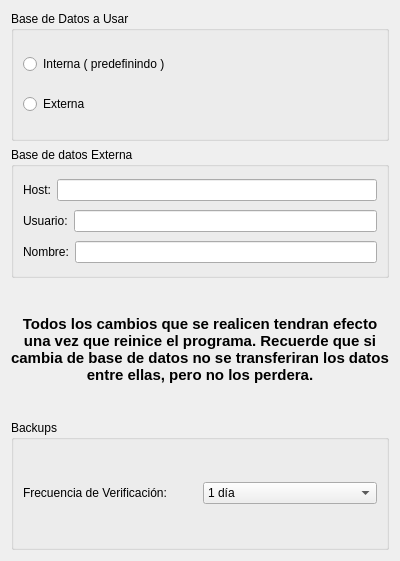
First picture: the form in trunk/src/ForPrefDb.ui, repository chungote/gestotux, before the edit.
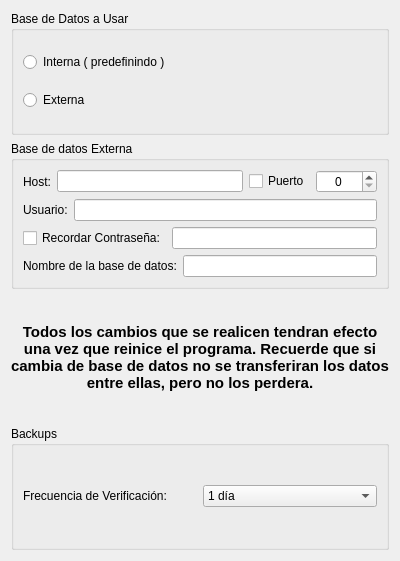
Second picture: the form after the edit.

Diff of the .ui file:
```diff
--- a/trunk/src/ForPrefDb.ui
+++ b/trunk/src/ForPrefDb.ui
@@ -55,7 +55,27 @@
          </widget>
         </item>
         <item>
-         <widget class="QLineEdit" name="LEHost" />
+         <widget class="QLineEdit" name="LEHost"/>
+        </item>
+        <item>
+         <widget class="QCheckBox" name="CkBPuerto">
+          <property name="text">
+           <string>Puerto</string>
+          </property>
+         </widget>
+        </item>
+        <item>
+         <widget class="QSpinBox" name="SBPuerto">
+          <property name="frame">
+           <bool>true</bool>
+          </property>
+          <property name="alignment">
+           <set>Qt::AlignCenter</set>
+          </property>
+          <property name="maximum">
+           <number>99999</number>
+          </property>
+         </widget>
         </item>
        </layout>
       </item>
@@ -77,13 +97,31 @@
        </layout>
       </item>
       <item>
-       <layout class="QHBoxLayout" name="horizontalLayout" >
+       <layout class="QHBoxLayout" name="horizontalLayout_5">
         <item>
-         <widget class="QLabel" name="label_3" >
-          <property name="text" >
-           <string>Nombre:</string>
+         <widget class="QCheckBox" name="CkBPass">
+          <property name="text">
+           <string>Recordar Contraseña:</string>
           </property>
-          <property name="buddy" >
+         </widget>
+        </item>
+        <item>
+         <widget class="QLineEdit" name="LEPass">
+          <property name="echoMode">
+           <enum>QLineEdit::Password</enum>
+          </property>
+         </widget>
+        </item>
+       </layout>
+      </item>
+      <item>
+       <layout class="QHBoxLayout" name="horizontalLayout">
+        <item>
+         <widget class="QLabel" name="label_3">
+          <property name="text">
+           <string>Nombre de la base de datos:</string>
+          </property>
+          <property name="buddy">
            <cstring>LEBaseDatos</cstring>
           </property>
          </widget>
```
Left out of the diff: 155 changed lines with no effect on the pictures.
